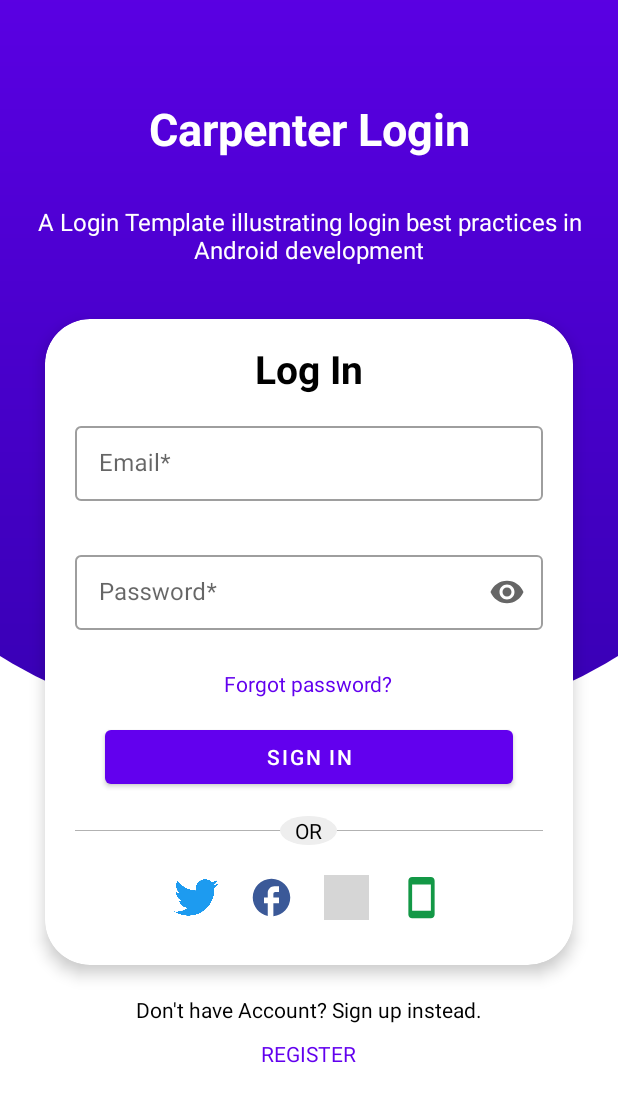
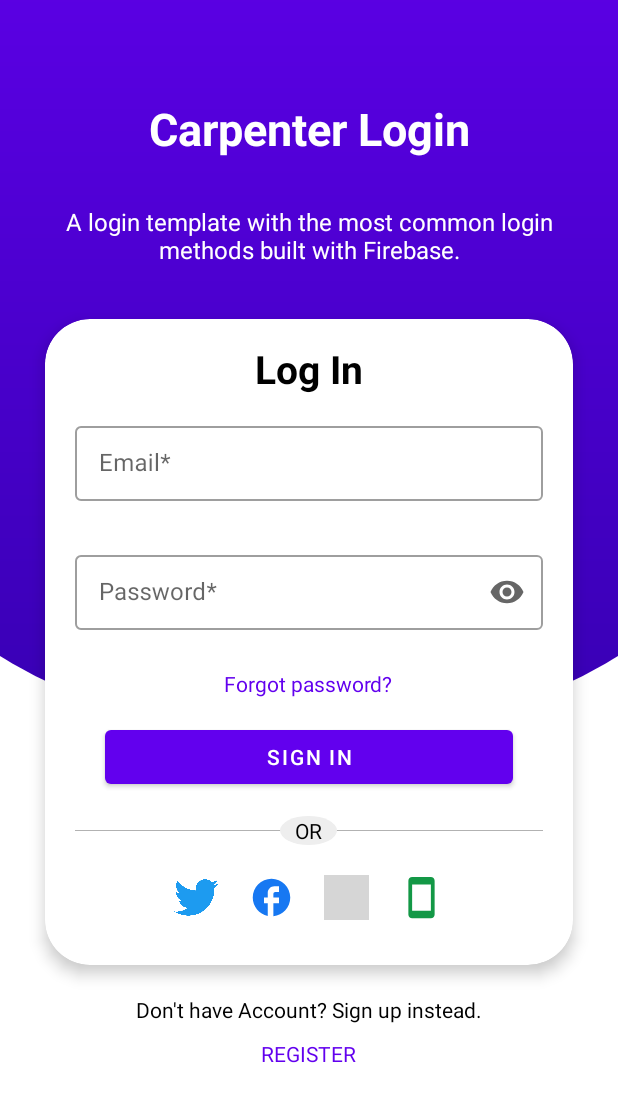
Before and after one commit to ameencarpenter/android-login-template, an Android app: the screen it shows after launch (LoginActivity), on a phone screen of 412 x 824 dp. Shown: the top 1102 px of the screen. Run offline under Robolectric (Android 15) with nearby library versions, the phone set to English and light mode, and no system bars; our stand-ins replace Dagger/Hilt's generated code, Firebase (no records; nobody signed in at launch, a user with empty details on screens opened directly); libraries missing offline, so code that uses them is left out: com.facebook, com.facebook.login; plain views replace LoginButton; 3 statements that could not run were skipped; grey boxes are pictures that could not be loaded.

```diff
--- a/app/src/main/java/com/carpenter/login/login/LoginUtils.kt
+++ b/app/src/main/java/com/carpenter/login/login/LoginUtils.kt
@@ -73,7 +73,7 @@ val EditText.value get() = text.toString().trim()
 
 fun Context.getCountryCode(): String? {
     val telManager = getSystemService(Context.TELEPHONY_SERVICE) as TelephonyManager
-    val countryId = telManager.simCountryIso.toUpperCase(Locale.getDefault())
+    val countryId = telManager.simCountryIso.uppercase(Locale.getDefault())
     return COUNTRY_CODES[countryId]
 }
 
--- a/app/src/main/java/com/carpenter/login/main/MainActivity.kt
+++ b/app/src/main/java/com/carpenter/login/main/MainActivity.kt
@@ -3,6 +3,7 @@ package com.carpenter.login.main
 import android.os.Bundle
 import androidx.activity.viewModels
 import androidx.appcompat.app.AppCompatActivity
+import androidx.core.view.isVisible
 import com.carpenter.login.databinding.ActivityMainBinding
 import com.carpenter.login.login.LoginActivity
 import com.carpenter.login.utils.observe
@@ -33,6 +34,10 @@ class MainActivity : AppCompatActivity() {
             }
         }
 
+        observe(model.loading) {
+            binding.progress.isVisible = it
+        }
+
         observe(model.signedOut) {
             if (it) openActivity(LoginActivity::class.java, enterFromLeft = true)
         }
--- a/app/src/main/java/com/carpenter/login/main/MainViewModel.kt
+++ b/app/src/main/java/com/carpenter/login/main/MainViewModel.kt
@@ -27,10 +27,6 @@ class MainViewModel @Inject constructor(
     private val _signedOut = MutableLiveData(false)
     val signedOut: LiveData<Boolean> = _signedOut
 
-    fun removeError() {
-        _error.value = null
-    }
-
     fun signOut() = viewModelScope.launch {
         try {
             _loading.postValue(true)
--- a/app/src/main/res/drawable/ic_facebook.xml
+++ b/app/src/main/res/drawable/ic_facebook.xml
@@ -1,7 +1,7 @@
 <vector xmlns:android="http://schemas.android.com/apk/res/android"
     android:width="40dp"
     android:height="40dp"
-    android:tint="#3B5998"
+    android:tint="#1778F2"
     android:viewportWidth="24"
     android:viewportHeight="24">
     <path
--- a/app/src/main/res/values-night/themes.xml
+++ b/app/src/main/res/values-night/themes.xml
@@ -14,7 +14,7 @@
         <item name="android:statusBarColor" tools:targetApi="l">?attr/colorPrimaryVariant</item>
         <!-- Customize your theme here. -->
         <item name="android:forceDarkAllowed" tools:ignore="NewApi">false</item>
-        <item name="colorSurface">#333</item>
+        <item name="colorSurface">#222222</item>
         <item name="colorOnSurface">#999999</item>
     </style>
 </resources>
--- a/app/src/main/res/values/colors.xml
+++ b/app/src/main/res/values/colors.xml
@@ -1,6 +1,6 @@
 <?xml version="1.0" encoding="utf-8"?>
 <resources>
-    <color name="purple_200">#FFBB86FC</color>
+<!--    <color name="purple_200">#FFBB86FC</color>-->
     <color name="purple_500">#FF6200EE</color>
     <color name="purple_700">#FF3700B3</color>
     <color name="teal_200">#FF03DAC5</color>
@@ -14,9 +14,6 @@
         <item>#00f</item>
     </array>
 
-    <color name="dark_500">#175F6C</color>
-    <color name="dark_700">#0D343A</color>
-<!--    <color name="dark_700">#180022</color>-->
-    <color name="dark_secondary">#FFD369</color>
-    <color name="dark_variant">#EEEEEE</color>
+    <color name="dark_500">#946BC6</color>
+    <color name="dark_700">#513A6E</color>
 </resources>
--- a/app/src/main/res/values/strings.xml
+++ b/app/src/main/res/values/strings.xml
@@ -1,6 +1,6 @@
 <resources xmlns:xliff="urn:oasis:names:tc:xliff:document:1.2">
     <string name="app_name">Carpenter Login</string>
-    <string name="app_description">A Login Template illustrating login best practices in Android development</string>
+    <string name="app_description">A login template with the most common login methods built with Firebase.</string>
     <string name="continue_with_twitter">Continue with Twitter</string>
     <string name="continue_with_google">Continue with Google</string>
     <string name="continue_with_phone">Continue with Phone</string>
```
Also changed, not shown: app/src/main/res/layout/activity_main.xml (+9 -1 lines), 1 other file.
